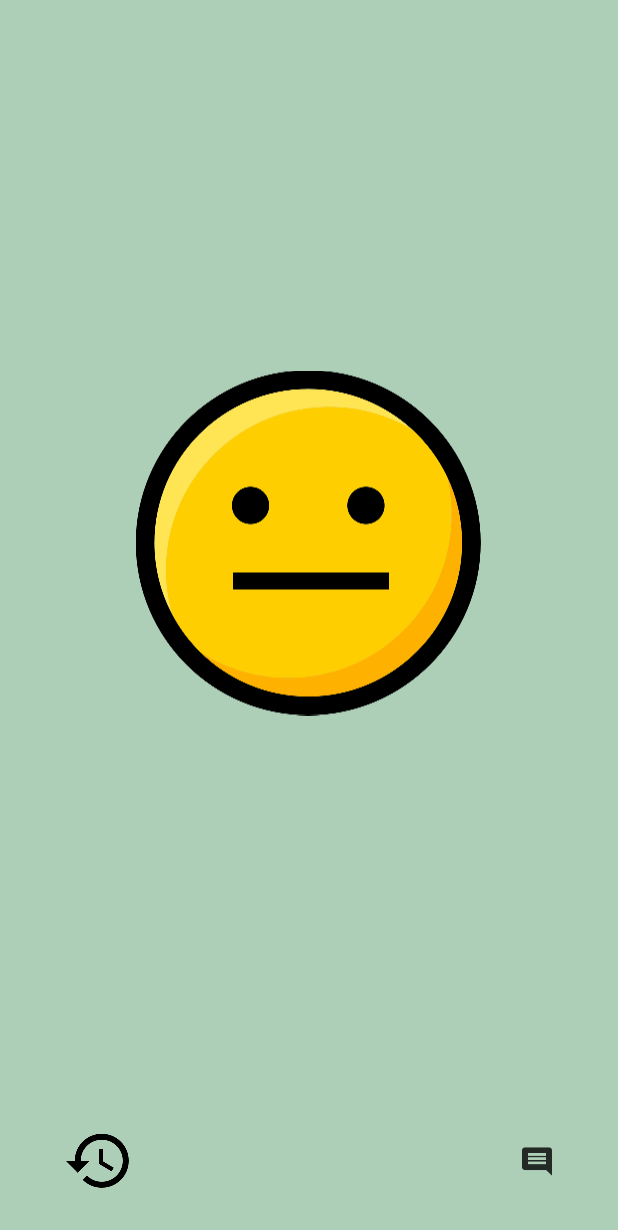
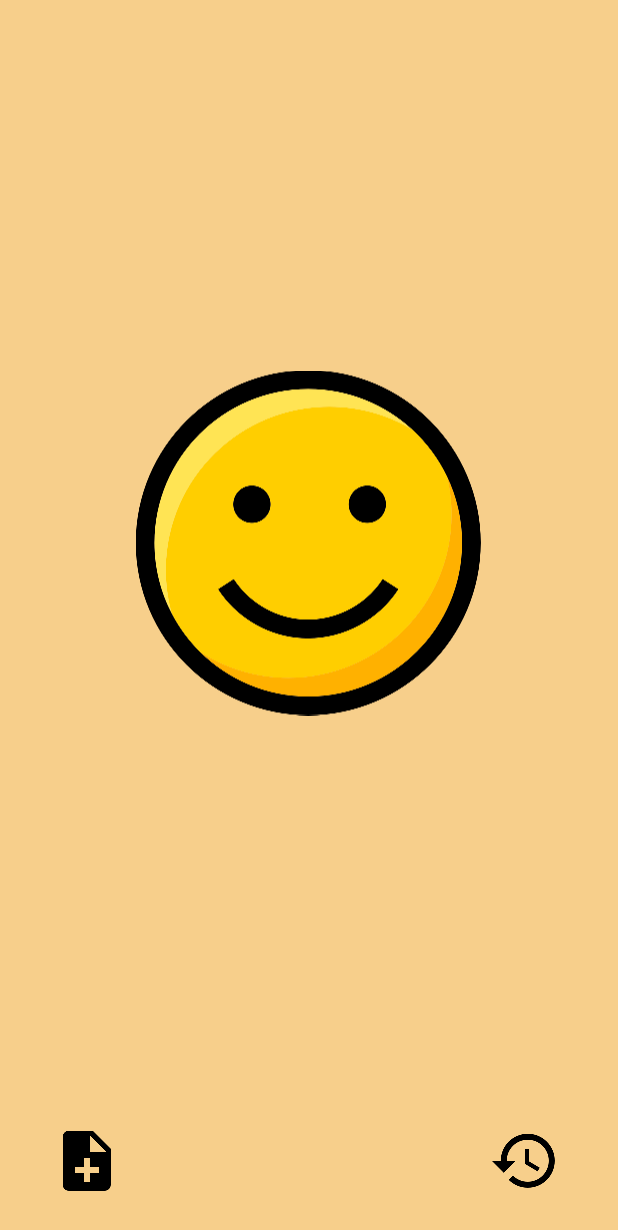
Before and after one commit to StevenBLR/MoodTracker, an Android app: the screen it shows after launch (MainActivity), on a phone screen of 412 x 824 dp. Shown: the top 1230 px of the screen. Run offline under Robolectric (Android 15) with nearby library versions, the phone set to English and light mode, and no system bars; our stand-ins replace ButterKnife; 1 statement that could not run was skipped.

```diff
--- a/app/src/main/java/com/steven/blr/moodtracker/Activities/MainActivity.java
+++ b/app/src/main/java/com/steven/blr/moodtracker/Activities/MainActivity.java
@@ -6,9 +6,16 @@ import androidx.viewpager2.widget.ViewPager2;
 
 import android.os.Bundle;
 import android.util.Log;
+import android.view.View;
+import android.widget.ImageButton;
 
+import com.steven.blr.moodtracker.Fragments.ScreenSlidePageFragment;
 import com.steven.blr.moodtracker.R;
 import com.steven.blr.moodtracker.Adapters.ScreenSlidePageAdapter;
+
+import butterknife.BindView;
+import butterknife.ButterKnife;
+import butterknife.OnClick;
 
 
 public class MainActivity extends FragmentActivity
@@ -17,15 +24,30 @@ public class MainActivity extends FragmentActivity
     private FragmentStateAdapter pagerAdapter;
     private int[] imgRefs;
     private int nbFrag = 5;
+    private static final String BUNDLE_KEY_CURRENT_MOOD = "currentMood";
+
+    // UI
+    public ImageButton historyBt;
+    public ImageButton commentBt;
+
 
     @Override
     protected void onCreate(Bundle savedInstanceState) {
         super.onCreate(savedInstanceState);
         setContentView(R.layout.activity_main);
-
+        initUI();
         //3 - Configure ViewPager
         this.configureViewPager();
         Log.d("MainActivity", "OnCreate");
+
+        historyBt.setOnClickListener(new View.OnClickListener()
+        {
+            @Override
+            public void onClick(View view)
+            {
+                Log.d("MainActivity", "Click on History BT");
+            }
+        });
     }
 
     private void configureViewPager()
@@ -35,8 +57,14 @@ public class MainActivity extends FragmentActivity
         pager = findViewById(R.id.activity_main_viewpager);
         pagerAdapter = new ScreenSlidePageAdapter(this, getResources().getIntArray(R.array.colorPagesViewPager), imgRefs, nbFrag);
         pager.setAdapter(pagerAdapter);
-        pager.setCurrentItem(2);
+        pager.setCurrentItem(3); // Happy mood
 
+    }
+
+    private void initUI()
+    {
+        historyBt = findViewById(R.id.history_BT);
+        commentBt = findViewById(R.id.mood_comment_BT);
     }
 
     @Override
@@ -51,6 +79,17 @@ public class MainActivity extends FragmentActivity
         }
     }
 
+
+
+
+    @Override
+    protected void onSaveInstanceState(Bundle outState)
+    {
+        int currentPagerIndex = pager.getCurrentItem();
+        outState.putInt(BUNDLE_KEY_CURRENT_MOOD, currentPagerIndex);
+
+        super.onSaveInstanceState(outState);
+    }
     private void initImageRefs()
     {
         imgRefs = new int[5];
@@ -61,4 +100,7 @@ public class MainActivity extends FragmentActivity
         imgRefs[3] = R.drawable.smiley_happy;
         imgRefs[4] = R.drawable.smiley_super_happy;
     }
+
+
+
 }
--- a/app/src/main/java/com/steven/blr/moodtracker/Activities/MoodsHistoryActivity.java
+++ b/app/src/main/java/com/steven/blr/moodtracker/Activities/MoodsHistoryActivity.java
@@ -32,6 +32,8 @@ public class MoodsHistoryActivity extends AppCompatActivity
         initMoodHistory();
     }
 
+
+
     // New Mood
     public void storeNewMood(MoodHistory.Mood newMood, Date moodDate)
     {
--- a/app/src/main/java/com/steven/blr/moodtracker/Fragments/ScreenSlidePageFragment.java
+++ b/app/src/main/java/com/steven/blr/moodtracker/Fragments/ScreenSlidePageFragment.java
@@ -5,12 +5,14 @@ import android.util.Log;
 import android.view.LayoutInflater;
 import android.view.View;
 import android.view.ViewGroup;
+import android.widget.ImageButton;
 import android.widget.ImageView;
 import android.widget.LinearLayout;
 
 import androidx.fragment.app.Fragment;
 
 import com.steven.blr.moodtracker.R;
+
 
 /**
  * Created by Steven - on 21/04/2020
@@ -22,6 +24,9 @@ public class ScreenSlidePageFragment extends Fragment
     private static final String KEY_POSITION="position";
     private static final String KEY_COLOR="color";
     private static final String KEY_MOOD="moodName";
+
+
+
 
 
     // 2 - Method that will create a new instance of PageFragment, and add data to its bundle.
@@ -65,9 +70,6 @@ public class ScreenSlidePageFragment extends Fragment
         // 6 - Update widgets with it
         rootView.setBackgroundColor(color);
         imageView.setImageResource(moodId);
-
-        Log.e(getClass().getSimpleName(), "onCreateView called for fragment number "+position);
-
         return result;
     }
 
--- a/app/src/main/res/layout/fragment_screen_slide_page.xml
+++ b/app/src/main/res/layout/fragment_screen_slide_page.xml
@@ -26,13 +26,13 @@
         android:orientation="horizontal">
 
         <ImageButton
-            android:id="@+id/history_BT"
+            android:id="@+id/mood_comment_BT"
             android:layout_width="wrap_content"
             android:layout_height="match_parent"
             android:layout_gravity="start"
             android:layout_weight="1"
             android:background="#00FFFFFF"
-            android:src="@drawable/ic_history_black" />
+            android:src="@drawable/ic_note_add_black" />
 
         <Space
             android:layout_width="wrap_content"
@@ -40,14 +40,13 @@
             android:layout_weight="2" />
 
         <ImageButton
-            android:id="@+id/mood_comment_BT"
-            style="@style/Widget.AppCompat.ImageButton"
+            android:id="@+id/history_BT"
             android:layout_width="wrap_content"
             android:layout_height="match_parent"
             android:layout_gravity="end"
             android:layout_weight="1"
             android:background="#00FFFFFF"
-            android:src="@drawable/ic_comment_black_48px" />
+            android:src="@drawable/ic_history_black" />
 
     </LinearLayout>
 
```
Also changed, not shown: 1 other file.
